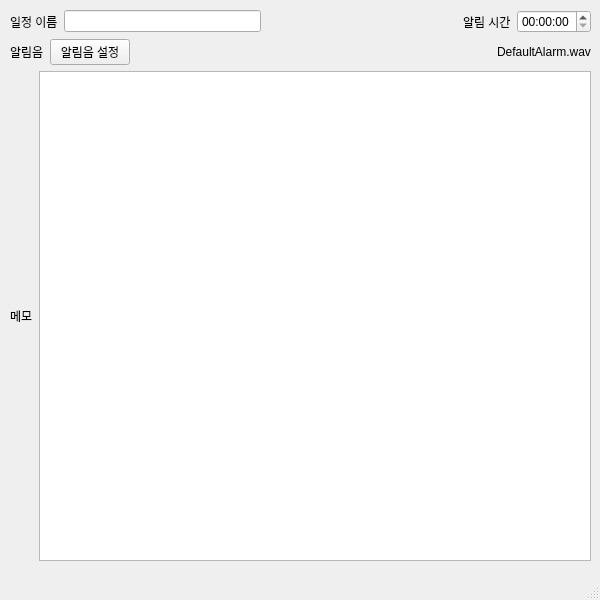
Above: ui/AlarmAddWindow.ui from stellarfloat/2020-2_swp2_ADProject_Remi before the change. Below: the same form after it.
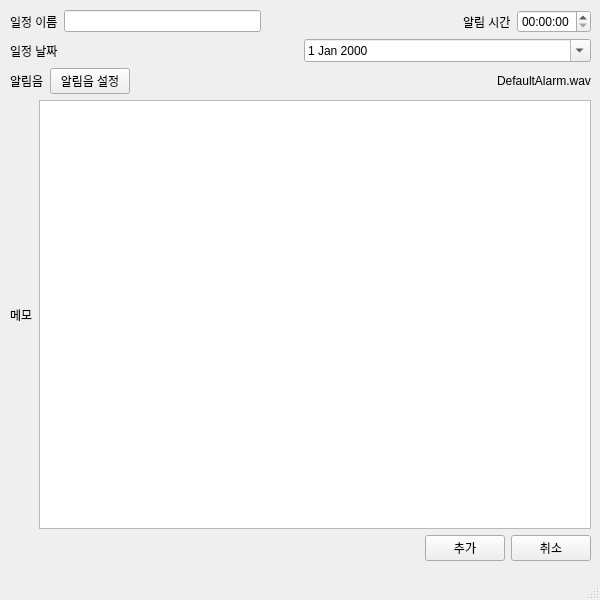
That is the form after the change.

Commit message:
add widgets, etc...
- add some widgets (button, date picker)
- add button click event handler

```diff
--- a/ui/AlarmAddWindow.ui
+++ b/ui/AlarmAddWindow.ui
@@ -87,15 +87,36 @@
      </item>
      <item>
       <layout class="QHBoxLayout" name="secondLineLayout">
+       <property name="topMargin">
+        <number>0</number>
+       </property>
        <item>
-        <widget class="QLabel" name="label_2">
+        <widget class="QLabel" name="label_4">
+         <property name="text">
+          <string>일정 날짜</string>
+         </property>
+        </widget>
+       </item>
+       <item>
+        <widget class="QDateEdit" name="AlarmDate">
+         <property name="calendarPopup">
+          <bool>true</bool>
+         </property>
+        </widget>
+       </item>
+      </layout>
+     </item>
+     <item>
+      <layout class="QHBoxLayout" name="thridLineLayout">
+       <item>
+        <widget class="QLabel" name="AlarmTuneLabel">
          <property name="text">
           <string>알림음</string>
          </property>
         </widget>
        </item>
        <item>
-        <widget class="QPushButton" name="pushButton">
+        <widget class="QPushButton" name="AlarmTune">
          <property name="text">
           <string>알림음 설정</string>
          </property>
@@ -115,7 +136,7 @@
         </spacer>
        </item>
        <item>
-        <widget class="QLabel" name="label_3">
+        <widget class="QLabel" name="AlarmTuneInfo">
          <property name="text">
           <string>DefaultAlarm.wav</string>
          </property>
@@ -133,7 +154,41 @@
         </widget>
        </item>
        <item>
-        <widget class="QTextEdit" name="textEdit"/>
+        <widget class="QTextEdit" name="AlarmDescription"/>
+       </item>
+      </layout>
+     </item>
+     <item>
+      <layout class="QHBoxLayout" name="fifthLineLayout">
+       <property name="topMargin">
+        <number>0</number>
+       </property>
+       <item>
+        <spacer name="horizontalSpacer_3">
+         <property name="orientation">
+          <enum>Qt::Horizontal</enum>
+         </property>
+         <property name="sizeHint" stdset="0">
+          <size>
+           <width>40</width>
+           <height>20</height>
+          </size>
+         </property>
+        </spacer>
+       </item>
+       <item>
+        <widget class="QPushButton" name="addButton">
+         <property name="text">
+          <string>추가</string>
+         </property>
+        </widget>
+       </item>
+       <item>
+        <widget class="QPushButton" name="removeButton">
+         <property name="text">
+          <string>취소</string>
+         </property>
+        </widget>
        </item>
       </layout>
      </item>
```
Left out of the diff: 2 changed lines with no effect on the pictures. The commit also changes 1 other file.
